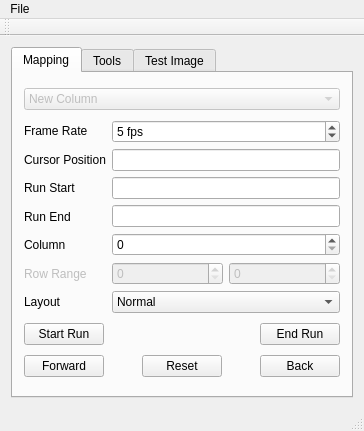
Old version of the form utils/waas_config/mainwindow.ui in the repository sevenbitbyte/waas.
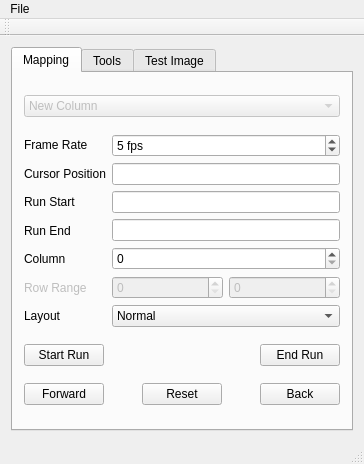
New version of the form.

Diff of the .ui file:
```diff
--- a/utils/waas_config/mainwindow.ui
+++ b/utils/waas_config/mainwindow.ui
@@ -7,7 +7,7 @@
     <x>0</x>
     <y>0</y>
     <width>364</width>
-    <height>431</height>
+    <height>464</height>
    </rect>
   </property>
   <property name="windowTitle">
```
Left out of the diff: 6 changed lines with no effect on the pictures.
